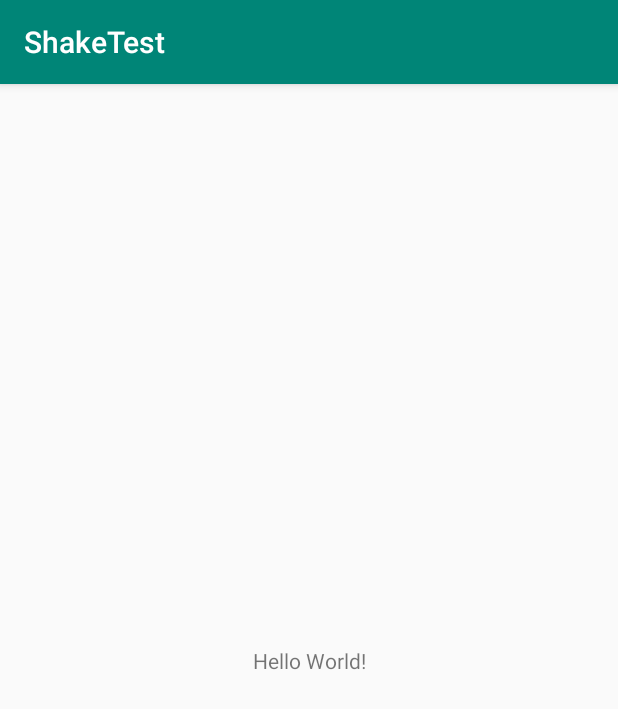
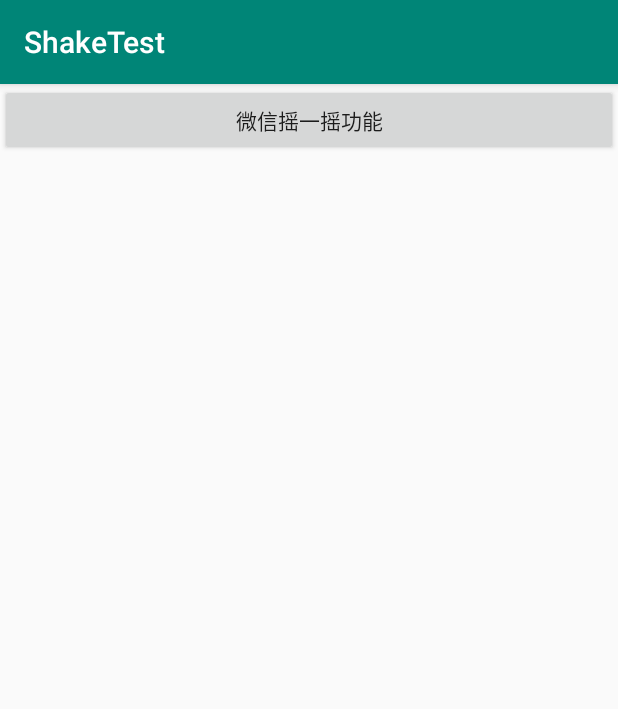
Before and after one commit to iqiqiya/ShakeTest, an Android app: the screen it shows after launch (MainActivity), on a phone screen of 412 x 824 dp. Shown: the top 709 px of the screen. Run offline under Robolectric (Android 15) with nearby library versions, the phone set to English and light mode, and no system bars.

Commit message:
摇一摇实现

```diff
--- a/app/src/main/AndroidManifest.xml
+++ b/app/src/main/AndroidManifest.xml
@@ -16,6 +16,7 @@
                 <category android:name="android.intent.category.LAUNCHER" />
             </intent-filter>
         </activity>
+        <activity android:name=".shake.ShakeActivity"></activity>
     </application>
 
 </manifest>
--- a/app/src/main/res/layout/activity_main.xml
+++ b/app/src/main/res/layout/activity_main.xml
@@ -1,18 +1,15 @@
 <?xml version="1.0" encoding="utf-8"?>
-<androidx.constraintlayout.widget.ConstraintLayout xmlns:android="http://schemas.android.com/apk/res/android"
-    xmlns:app="http://schemas.android.com/apk/res-auto"
-    xmlns:tools="http://schemas.android.com/tools"
+<LinearLayout
+    xmlns:android="http://schemas.android.com/apk/res/android"
     android:layout_width="match_parent"
     android:layout_height="match_parent"
-    tools:context=".MainActivity">
+    android:orientation="vertical">
 
-    <TextView
-        android:layout_width="wrap_content"
+    <Button
+        android:id="@+id/btn_shake"
+        android:layout_width="match_parent"
         android:layout_height="wrap_content"
-        android:text="Hello World!"
-        app:layout_constraintBottom_toBottomOf="parent"
-        app:layout_constraintLeft_toLeftOf="parent"
-        app:layout_constraintRight_toRightOf="parent"
-        app:layout_constraintTop_toTopOf="parent" />
+        android:text="微信摇一摇功能"
+        android:onClick="onClick"/>
 
-</androidx.constraintlayout.widget.ConstraintLayout>
+</LinearLayout>
```
Also changed, not shown: app/src/main/java/com/iakie/shaketest/MainActivity.java (+20 -0 lines), app/src/main/java/com/iakie/shaketest/shake/ShakeActivity.java (+36 -1 lines).
